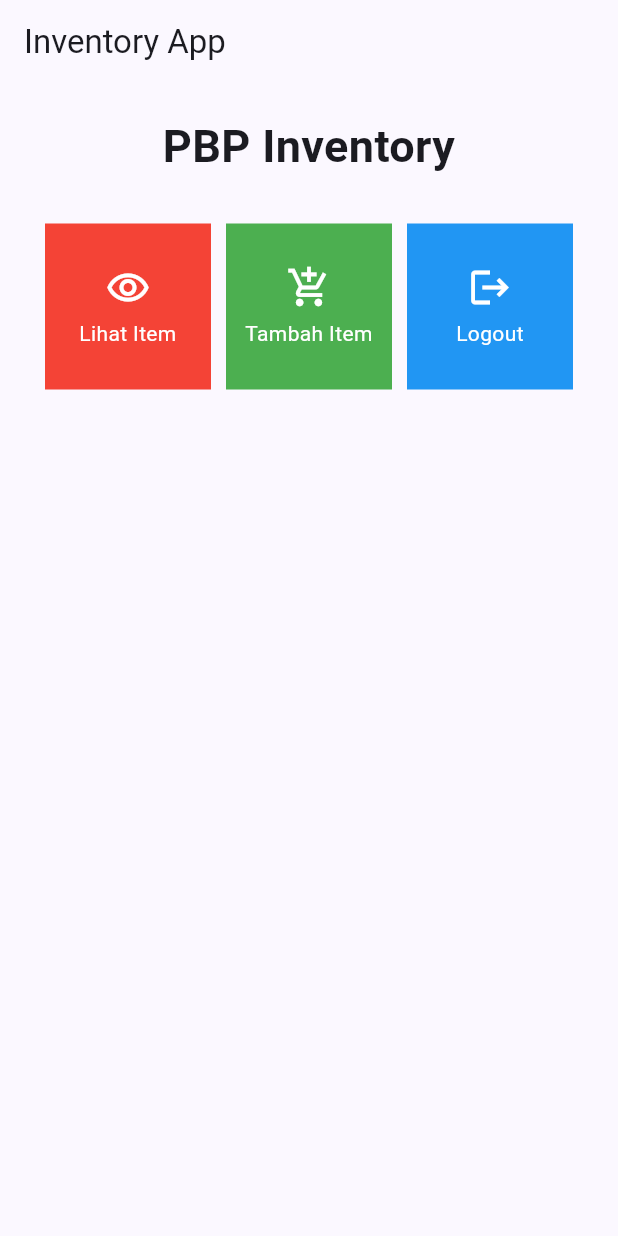
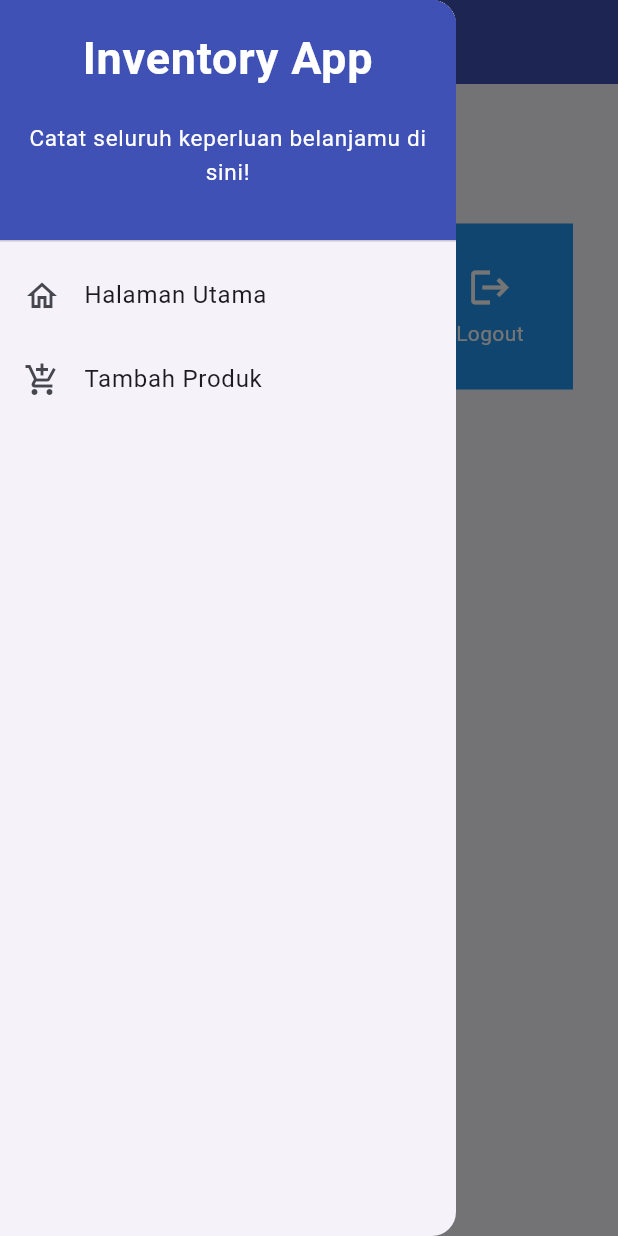
Before and after one commit to firedfrogg/inventory_app, a Flutter app: the screen it shows after launch, with the side drawer open (before the commit the screen has no drawer), on a phone screen of 412 x 824 dp. Run offline on Flutter 3.47's test engine with Material 2 defaults, Android fonts, the phone set to English and light mode, and no system bars.

Commit message:
Tugas 8 selesai

```diff
--- /dev/null
+++ b/lib/screens/menu.dart
@@ -0,0 +1,58 @@
+import 'package:flutter/material.dart';
+import 'package:inventory_app/widgets/left_drawer.dart';
+import 'package:inventory_app/widgets/shop_card.dart';
+
+class MyHomePage extends StatelessWidget {
+  MyHomePage({Key? key}) : super(key: key);
+
+  final List<ShopItem> items = [
+    ShopItem("Lihat Item", Icons.remove_red_eye_outlined),
+    ShopItem("Tambah Item", Icons.add_shopping_cart),
+    ShopItem("Logout", Icons.logout),
+  ];
+
+  @override
+  Widget build(BuildContext context) {
+    return Scaffold(
+      appBar: AppBar(
+        title: const Text(
+          'Inventory App',
+        ),
+        backgroundColor: Colors.indigo,
+        foregroundColor: Colors.white,
+      ),
+      drawer: const LeftDrawer(),
+      body: SingleChildScrollView(
+        child: Padding(
+          padding: const EdgeInsets.all(10.0),
+          child: Column(
+            children: <Widget>[
+              const Padding(
+                padding: EdgeInsets.only(top: 10.0, bottom: 10.0),
+                child: Text(
+                  'PBP Inventory',
+                  textAlign: TextAlign.center,
+                  style: TextStyle(
+                    fontSize: 30,
+                    fontWeight: FontWeight.bold,
+                  ),
+                ),
+              ),
+              GridView.count(
+                primary: true,
+                padding: const EdgeInsets.all(20),
+                crossAxisSpacing: 10,
+                mainAxisSpacing: 10,
+                crossAxisCount: 3,
+                shrinkWrap: true,
+                children: items.map((ShopItem item) {
+                  return ShopCard(item);
+                }).toList(),
+              ),
+            ],
+          ),
+        ),
+      ),
+    );
+  }
+}
--- /dev/null
+++ b/lib/widgets/left_drawer.dart
@@ -0,0 +1,69 @@
+import 'package:flutter/material.dart';
+import 'package:inventory_app/screens/menu.dart';
+import 'package:inventory_app/screens/shoplist_form.dart'; // Import file ShopFormPage
+
+class LeftDrawer extends StatelessWidget {
+  const LeftDrawer({super.key});
+
+  @override
+  Widget build(BuildContext context) {
+    return Drawer(
+      child: ListView(
+        children: [
+          const DrawerHeader(
+            decoration: BoxDecoration(
+              color: Colors.indigo,
+            ),
+            child: Column(
+              children: [
+                Text(
+                  'Inventory App',
+                  textAlign: TextAlign.center,
+                  style: TextStyle(
+                    fontSize: 30,
+                    fontWeight: FontWeight.bold,
+                    color: Colors.white,
+                  ),
+                ),
+                Padding(padding: EdgeInsets.all(10)),
+                Text(
+                  "Catat seluruh keperluan belanjamu di sini!",
+                  textAlign: TextAlign.center,
+                  style: TextStyle(
+                    fontSize: 15,
+                    color: Colors.white,
+                    fontWeight: FontWeight.normal,
+                  ),
+                ),
+              ],
+            ),
+          ),
+          ListTile(
+            leading: const Icon(Icons.home_outlined),
+            title: const Text('Halaman Utama'),
+            onTap: () {
+              Navigator.pushReplacement(
+                context,
+                MaterialPageRoute(
+                  builder: (context) => MyHomePage(),
+                ),
+              );
+            },
+          ),
+          ListTile(
+            leading: const Icon(Icons.add_shopping_cart),
+            title: const Text('Tambah Produk'),
+            onTap: () {
+              Navigator.push(
+                context,
+                MaterialPageRoute(
+                  builder: (context) => ShopFormPage(),
+                ),
+              );
+            },
+          ),
+        ],
+      ),
+    );
+  }
+}
--- a/lib/menu.dart
+++ b/lib/widgets/shop_card.dart
@@ -1,3 +1,4 @@
+import 'package:inventory_app/screens/shoplist_form.dart'; // Import file ShopFormPage
 import 'package:flutter/material.dart';
 
 class ShopItem {
@@ -33,7 +34,22 @@ class ShopCard extends StatelessWidget {
       color: buttonColor,
       child: InkWell(
         onTap: () {
-          _showSnackBar(context, item.name);
+          // Memunculkan SnackBar ketika diklik
+          ScaffoldMessenger.of(context)
+            ..hideCurrentSnackBar()
+            ..showSnackBar(SnackBar(
+                content: Text("Kamu telah menekan tombol ${item.name}!")));
+
+          // Navigate ke route yang sesuai (tergantung jenis tombol)
+          if (item.name == "Tambah Produk") {
+            Navigator.push(
+              context,
+              MaterialPageRoute(
+                builder: (context) => ShopFormPage(),
+              ),
+            );
+            // TODO: Gunakan Navigator.push untuk melakukan navigasi ke MaterialPageRoute yang mencakup ShopFormPage.
+          }
         },
         child: Container(
           padding: const EdgeInsets.all(8),
@@ -60,55 +76,3 @@ class ShopCard extends StatelessWidget {
     );
   }
 }
-
-class MyHomePage extends StatelessWidget {
-  MyHomePage({Key? key}) : super(key: key);
-
-  final List<ShopItem> items = [
-    ShopItem("Lihat Item", Icons.remove_red_eye_outlined),
-    ShopItem("Tambah Item", Icons.add_shopping_cart),
-    ShopItem("Logout", Icons.logout),
-  ];
-
-  @override
-  Widget build(BuildContext context) {
-    return Scaffold(
-      appBar: AppBar(
-        title: const Text(
-          'Inventory App',
-        ),
-      ),
-      body: SingleChildScrollView(
-        child: Padding(
-          padding: const EdgeInsets.all(10.0),
-          child: Column(
-            children: <Widget>[
-              const Padding(
-                padding: EdgeInsets.only(top: 10.0, bottom: 10.0),
-                child: Text(
-                  'PBP Inventory',
-                  textAlign: TextAlign.center,
-                  style: TextStyle(
-                    fontSize: 30,
-                    fontWeight: FontWeight.bold,
-                  ),
-                ),
-              ),
-              GridView.count(
-                primary: true,
-                padding: const EdgeInsets.all(20),
-                crossAxisSpacing: 10,
-                mainAxisSpacing: 10,
-                crossAxisCount: 3,
-                shrinkWrap: true,
-                children: items.map((ShopItem item) {
-                  return ShopCard(item);
-                }).toList(),
-              ),
-            ],
-          ),
-        ),
-      ),
-    );
-  }
-}
```
Also changed, not shown: lib/main.dart (+1 -16 lines), lib/screens/shoplist_form.dart (added, +160 -0 lines), 1 other file.
